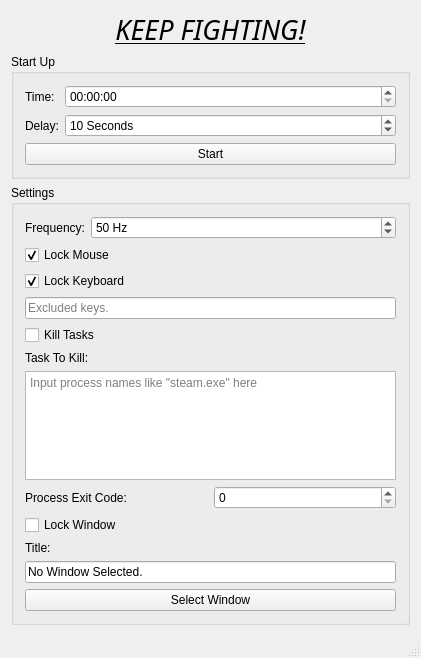
This is Anti-DistractionGui/MainWindow.ui in junity233/Anti-distraction-Tool as Qt 5 draws it before an edit. The edited form follows.
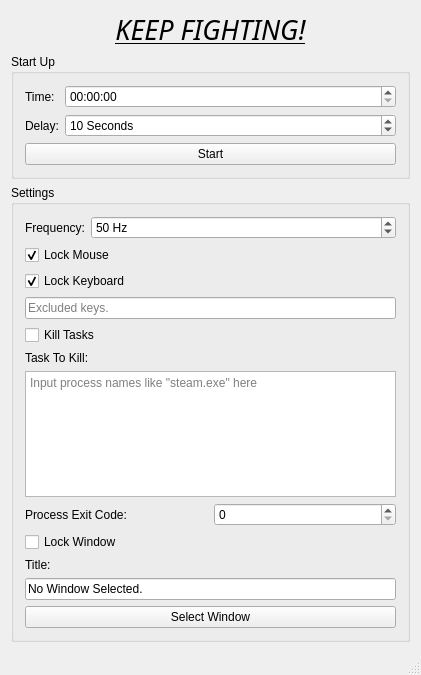
This is the edited form. Icons and pictures are not drawn.

```diff
--- a/Anti-DistractionGui/MainWindow.ui
+++ b/Anti-DistractionGui/MainWindow.ui
@@ -7,7 +7,7 @@
     <x>0</x>
     <y>0</y>
     <width>421</width>
-    <height>658</height>
+    <height>675</height>
    </rect>
   </property>
   <property name="windowTitle">
```
Left out of the diff: 4 changed lines with no effect on the pictures.
